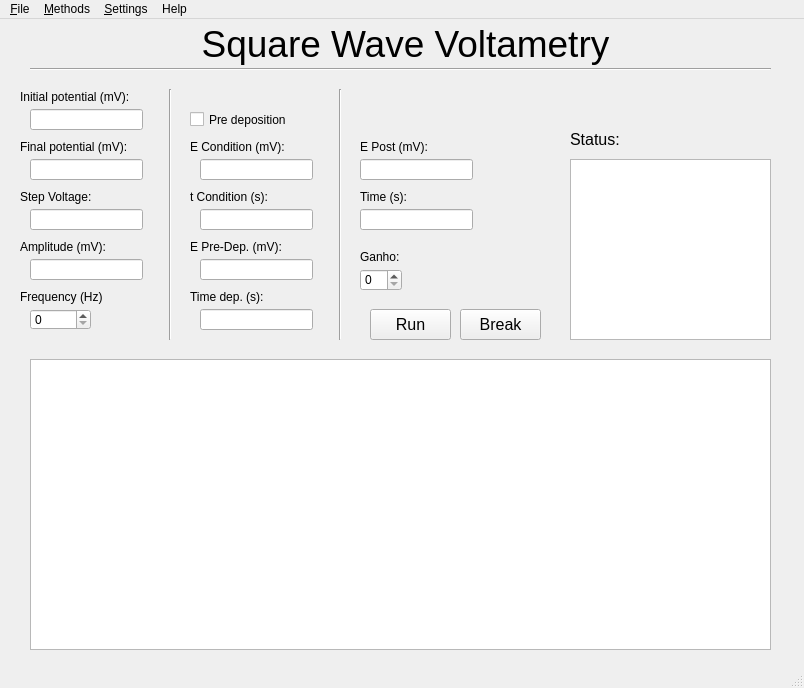
Before: the Qt Designer form SQW_window.ui in Gabriel-Gardin/PotenciosPi, drawn with Qt 5.
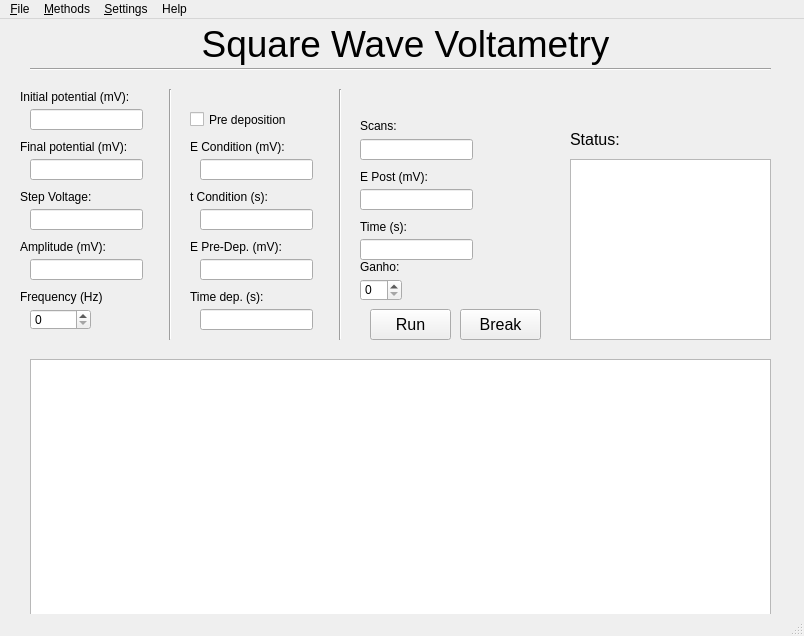
After: the same form once the commit is applied. Custom widgets are drawn as their Qt base class.

Commit message: Multi scan e visualizer

```diff
--- a/SQW_window.ui
+++ b/SQW_window.ui
@@ -7,7 +7,7 @@
     <x>0</x>
     <y>0</y>
     <width>804</width>
-    <height>688</height>
+    <height>636</height>
    </rect>
   </property>
   <property name="windowTitle">
@@ -282,7 +282,7 @@
     <property name="geometry">
      <rect>
       <x>360</x>
-      <y>250</y>
+      <y>260</y>
       <width>42</width>
       <height>22</height>
      </rect>
@@ -292,7 +292,7 @@
     <property name="geometry">
      <rect>
       <x>360</x>
-      <y>230</y>
+      <y>240</y>
       <width>61</width>
       <height>16</height>
      </rect>
@@ -387,7 +387,7 @@
     <property name="geometry">
      <rect>
       <x>360</x>
-      <y>120</y>
+      <y>150</y>
       <width>101</width>
       <height>16</height>
      </rect>
@@ -400,7 +400,7 @@
     <property name="geometry">
      <rect>
       <x>360</x>
-      <y>140</y>
+      <y>170</y>
       <width>113</width>
       <height>21</height>
      </rect>
@@ -410,7 +410,7 @@
     <property name="geometry">
      <rect>
       <x>360</x>
-      <y>190</y>
+      <y>220</y>
       <width>113</width>
       <height>21</height>
      </rect>
@@ -420,7 +420,7 @@
     <property name="geometry">
      <rect>
       <x>360</x>
-      <y>170</y>
+      <y>200</y>
       <width>101</width>
       <height>16</height>
      </rect>
@@ -429,6 +429,29 @@
      <string>Time (s):</string>
     </property>
    </widget>
+   <widget class="QLineEdit" name="lineVoltScans">
+    <property name="geometry">
+     <rect>
+      <x>360</x>
+      <y>120</y>
+      <width>113</width>
+      <height>21</height>
+     </rect>
+    </property>
+   </widget>
+   <widget class="QLabel" name="label_12">
+    <property name="geometry">
+     <rect>
+      <x>360</x>
+      <y>100</y>
+      <width>46</width>
+      <height>13</height>
+     </rect>
+    </property>
+    <property name="text">
+     <string>Scans:</string>
+    </property>
+   </widget>
   </widget>
   <widget class="QMenuBar" name="menubar">
    <property name="geometry">
```
The commit also changes 12 other files.
